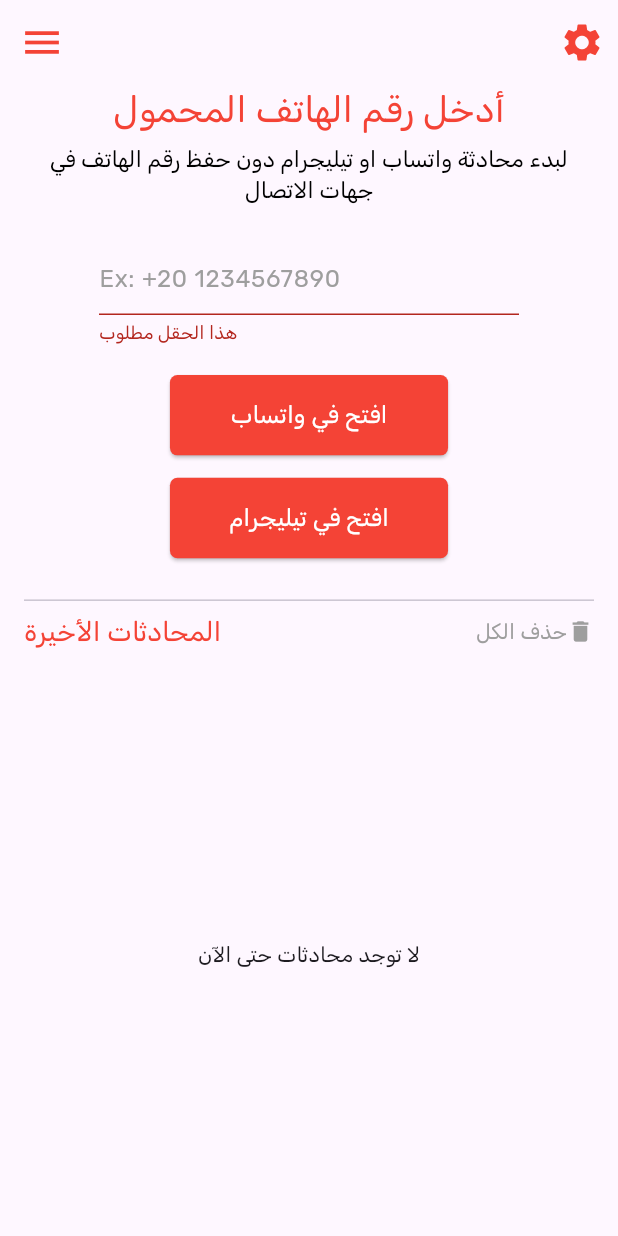
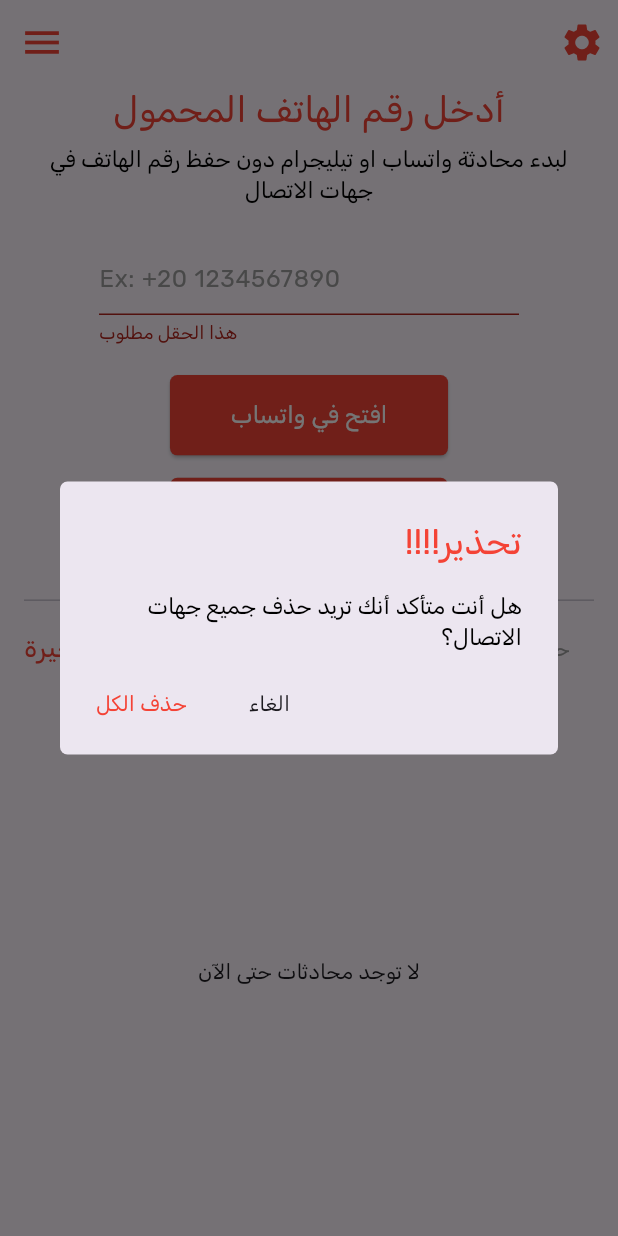
Before and after one commit to aliabdelnaby/one-tap, a Flutter app: the screen it shows after launch, after a tap on "افتح في واتساب", after a tap on "حذف الكل", on a phone screen of 412 x 824 dp. Run offline on Flutter 3.47's test engine with Material 3 defaults, Android fonts, the phone set to English and light mode, and no system bars; our stand-ins replace easy_localization, flutter_bloc, fluttertoast, font_awesome_flutter, go_router, hive_flutter; accounts and stored records are empty.

Commit message:
finish clear all feature

```diff
--- a/assets/translations/ar.json
+++ b/assets/translations/ar.json
@@ -28,11 +28,13 @@
     "Telegram not installed": "تيليجرام غير مثبت",
     "Whatsapp not installed": "واتس اب غير مثبت",
     "Recent Conversation": "المحادثات الأخيرة",
-    "The number must be 11 digits":"يجب أن يكون رقم الهاتف 11 رقما",
+    "The number must be 11 digits": "يجب أن يكون رقم الهاتف 11 رقما",
     "Please write the country code such as (+20)": "يرجى كتابة رمز الدولة مثل (+20)",
     "The number must be valid": "يجب أن يكون الرقم صالح",
     "No Conversations yet": "لا توجد محادثات حتى الآن",
-    "Clear All": "حذف الكل"
-
-
+    "Clear All": "حذف الكل",
+    "All deleted successfully": "تم حذف الكل بنجاح",
+    "Close": "الغاء",
+    "Warnning!!!": "تحذير!!!!",
+    "Are you sure you want to delete all contacts?": "هل أنت متأكد أنك تريد حذف جميع جهات الاتصال؟"
 }
--- a/lib/features/home/cubits/home_cubit/home_state.dart
+++ b/lib/features/home/cubits/home_cubit/home_state.dart
@@ -42,3 +42,13 @@ final class ContactsFailure extends HomeState {
 
   ContactsFailure({required this.errMessage});
 }
+
+final class DeleteAllContactsLoading extends HomeState {}
+
+final class DeleteAllContactstSuccess extends HomeState {}
+
+final class DeleteAllContactsFailure extends HomeState {
+  final String errMessage;
+
+  DeleteAllContactsFailure({required this.errMessage});
+}
--- /dev/null
+++ b/lib/features/home/presentation/widgets/clear_all_alert_dialog.dart
@@ -0,0 +1,70 @@
+import 'package:easy_localization/easy_localization.dart';
+import 'package:flutter/material.dart';
+import 'package:one_tap/core/functions/custom_snack_bar.dart';
+import 'package:one_tap/core/functions/navigation.dart';
+import 'package:one_tap/core/utils/app_colors.dart';
+import 'package:one_tap/core/utils/app_text_styles.dart';
+import 'package:one_tap/features/home/cubits/home_cubit/home_cubit.dart';
+
+class CustomAlertDialogClearAll extends StatelessWidget {
+  const CustomAlertDialogClearAll({
+    super.key,
+    required this.cubit,
+  });
+
+  final HomeCubit cubit;
+
+  @override
+  Widget build(BuildContext context) {
+    return AlertDialog(
+      title: Text(
+        "Warnning!!!".tr(),
+        style: TextStyle(
+          color: AppColors.primaryColor,
+        ),
+      ),
+      content: Text(
+        "Are you sure you want to delete all contacts?".tr(),
+        style: CustomTextStyle.signikastyle15,
+      ),
+      actions: [
+        GestureDetector(
+          onTap: () {
+            customPopNavigate(context);
+          },
+          child: Text(
+            "Close".tr(),
+          ),
+        ),
+        const SizedBox(
+          width: 25,
+        ),
+        GestureDetector(
+          onTap: () {
+            if (cubit.contacts!.isEmpty) {
+              customSnackBar(
+                context,
+                "There are no contacts to delete".tr(),
+                AppColors.primaryColor,
+              );
+              customPopNavigate(context);
+            } else {
+              cubit.deleteAllData();
+              customPopNavigate(context);
+            }
+          },
+          child: Text(
+            "Clear All".tr(),
+            style: TextStyle(
+              color: AppColors.primaryColor,
+            ),
+          ),
+        ),
+      ],
+      elevation: 3,
+      shape: RoundedRectangleBorder(
+        borderRadius: BorderRadius.circular(5),
+      ),
+    );
+  }
+}
--- a/lib/features/home/presentation/widgets/home_view_body.dart
+++ b/lib/features/home/presentation/widgets/home_view_body.dart
@@ -1,6 +1,7 @@
 import 'package:easy_localization/easy_localization.dart';
 import 'package:flutter/material.dart';
 import 'package:flutter_bloc/flutter_bloc.dart';
+import 'package:one_tap/features/home/presentation/widgets/clear_all_alert_dialog.dart';
 import '../../../../core/functions/custom_toast.dart';
 import '../../../../core/utils/app_colors.dart';
 import '../../../../core/utils/app_text_styles.dart';
@@ -14,6 +15,7 @@ class HomeViewBody extends StatelessWidget {
 
   @override
   Widget build(BuildContext context) {
+    final cubit = BlocProvider.of<HomeCubit>(context);
     return Padding(
       padding: const EdgeInsets.symmetric(horizontal: 16.0),
       child: Column(
@@ -24,7 +26,7 @@ class HomeViewBody extends StatelessWidget {
               if (state is AddContactFailure) {
                 showToast(state.errMessage, AppColors.primaryColor);
               } else if (state is AddContactSuccess) {
-                BlocProvider.of<HomeCubit>(context).fetchAllContacts();
+                cubit.fetchAllContacts();
               }
             },
             builder: (context, state) {
@@ -40,23 +42,44 @@ class HomeViewBody extends StatelessWidget {
                 "Recent Conversation".tr(),
                 style: CustomTextStyle.signikastyle18,
               ),
-              GestureDetector(
-                onTap: () {},
-                child: Row(
-                  children: [
-                    Text(
+              BlocConsumer<HomeCubit, HomeState>(
+                listener: (context, state) {
+                  if (state is DeleteAllContactsFailure) {
+                    showToast(state.errMessage, AppColors.primaryColor);
+                  } else if (state is DeleteAllContactstSuccess) {
+                    cubit.fetchAllContacts();
+                    ScaffoldMessenger.of(context).showSnackBar(
+                      SnackBar(
+                        content: Text(
+                          "All deleted successfully".tr(),
+                        ),
+                        backgroundColor: Colors.green,
+                      ),
+                    );
+                  }
+                },
+                builder: (context, state) {
+                  return TextButton.icon(
+                    onPressed: () {
+                      showDialog(
+                          context: context,
+                          builder: (context) {
+                            return CustomAlertDialogClearAll(cubit: cubit);
+                          });
+                    },
+                    label: Text(
                       "Clear All".tr(),
                       style: TextStyle(
                         color: AppColors.grey,
                       ),
                     ),
-                    Icon(
+                    icon: Icon(
                       Icons.delete,
                       color: AppColors.grey,
                       size: 18,
                     ),
-                  ],
-                ),
+                  );
+                },
               ),
             ],
           ),
```
Also changed, not shown: assets/translations/en.json (+6 -1 lines), lib/core/functions/custom_snack_bar.dart (added, +10 -0 lines), lib/features/home/cubits/home_cubit/home_cubit.dart (+12 -3 lines).
